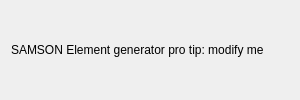
edellano/Adenita-SAMSON-Edition, file AdenitaCoreSE/form/SEDSDNACreatorEditorGUI.ui: the form before one commit.
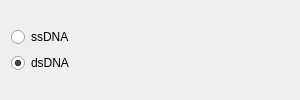
The form after the commit.

Commit message: Added DSDNA editor (SSDNA not working yet)

What changed in the file:
```diff
--- a/AdenitaCoreSE/form/SEDSDNACreatorEditorGUI.ui
+++ b/AdenitaCoreSE/form/SEDSDNACreatorEditorGUI.ui
@@ -21,11 +21,25 @@
   </property>
   <layout class="QVBoxLayout" name="verticalLayout">
    <item>
-    <widget class="QLabel" name="label">
-     <property name="text">
-      <string>SAMSON Element generator pro tip: modify me</string>
-     </property>
-    </widget>
+    <layout class="QGridLayout" name="gridLayout">
+     <item row="0" column="0">
+      <widget class="QRadioButton" name="rdnSSDNA">
+       <property name="text">
+        <string>ssDNA</string>
+       </property>
+      </widget>
+     </item>
+     <item row="1" column="0">
+      <widget class="QRadioButton" name="rndDSDNA">
+       <property name="text">
+        <string>dsDNA</string>
+       </property>
+       <property name="checked">
+        <bool>true</bool>
+       </property>
+      </widget>
+     </item>
+    </layout>
    </item>
   </layout>
  </widget>
```
Left out of the diff: 39 changed lines with no effect on the pictures. The commit also changes 6 other files.
